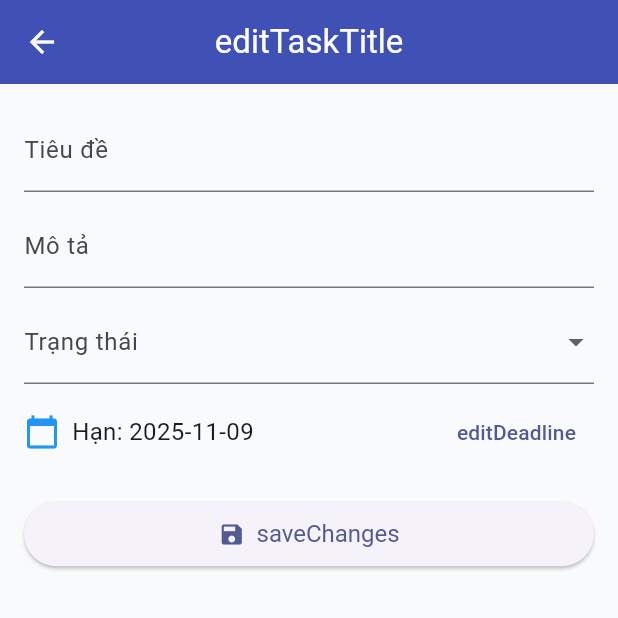
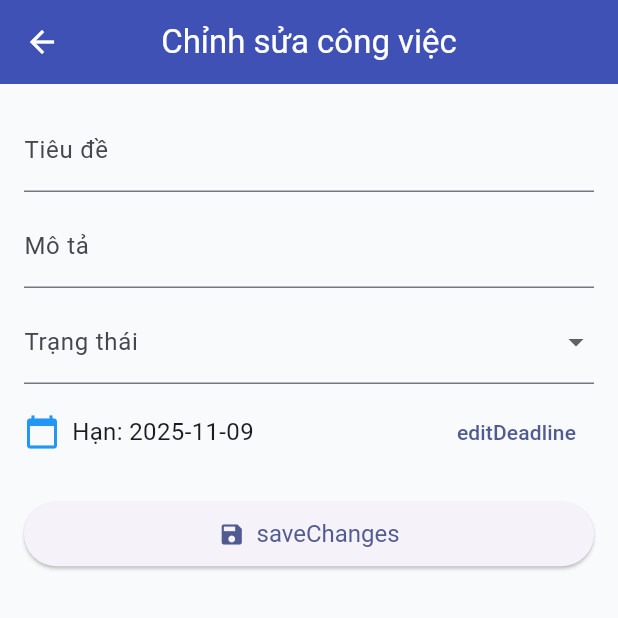
Before and after one commit to Zephyr054/2025_LTTBDD_N05_Nhom_7, a Flutter app: the EditTaskScreen screen opened directly with empty values, on a phone screen of 412 x 824 dp, the top half of it. Run offline on Flutter 3.47's test engine with Material 3 defaults, Android fonts, the phone set to English and light mode, and no system bars; our stand-ins replace get.

Commit message:
Update translations.dart

```diff
--- a/lib/translations.dart
+++ b/lib/translations.dart
@@ -37,6 +37,7 @@ class Messages extends Translations {
       'inProgress': 'In Progress',
       'completed': 'Completed',
       "aboutTitle": "About",
+      'editTaskTitle': 'Edit Task',
       "appDescription": "Personal Task Management App",
       "studentLabel": "Student",
       "classLabel": "Class",
@@ -77,6 +78,7 @@ class Messages extends Translations {
       'inProgress': 'Đang làm',
       'completed': 'Hoàn thành',
       "aboutTitle": "Giới thiệu",
+      'editTaskTitle': 'Chỉnh sửa công việc',
       "appDescription": "Ứng dụng Quản lý công việc cá nhân",
       "studentLabel": "Sinh viên",
       "classLabel": "Lớp",
```
